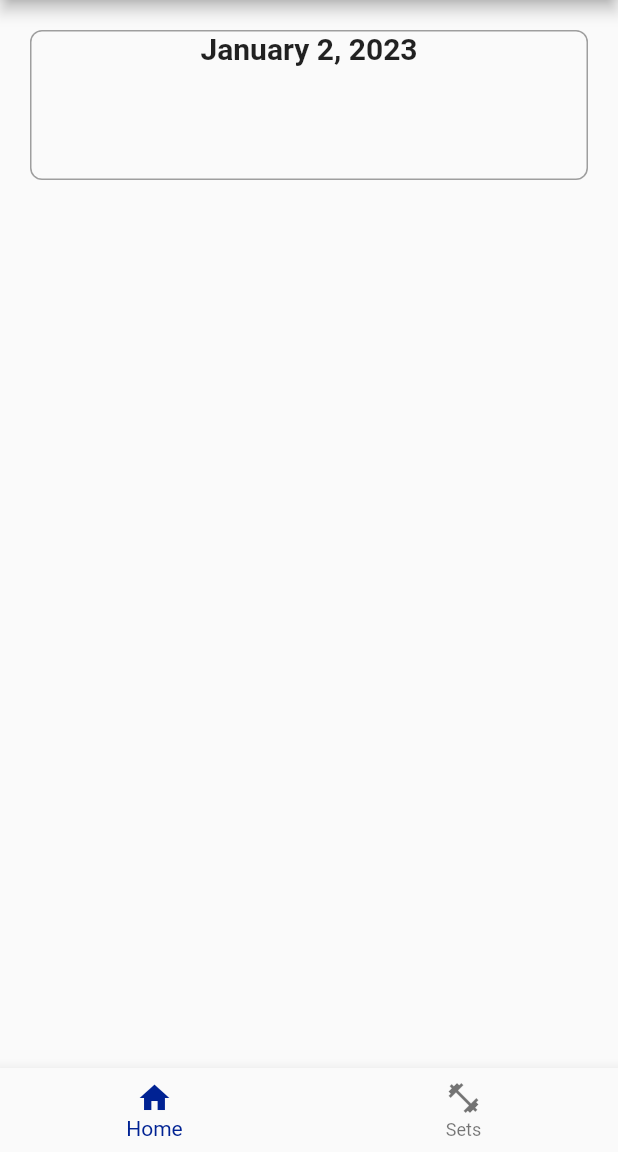
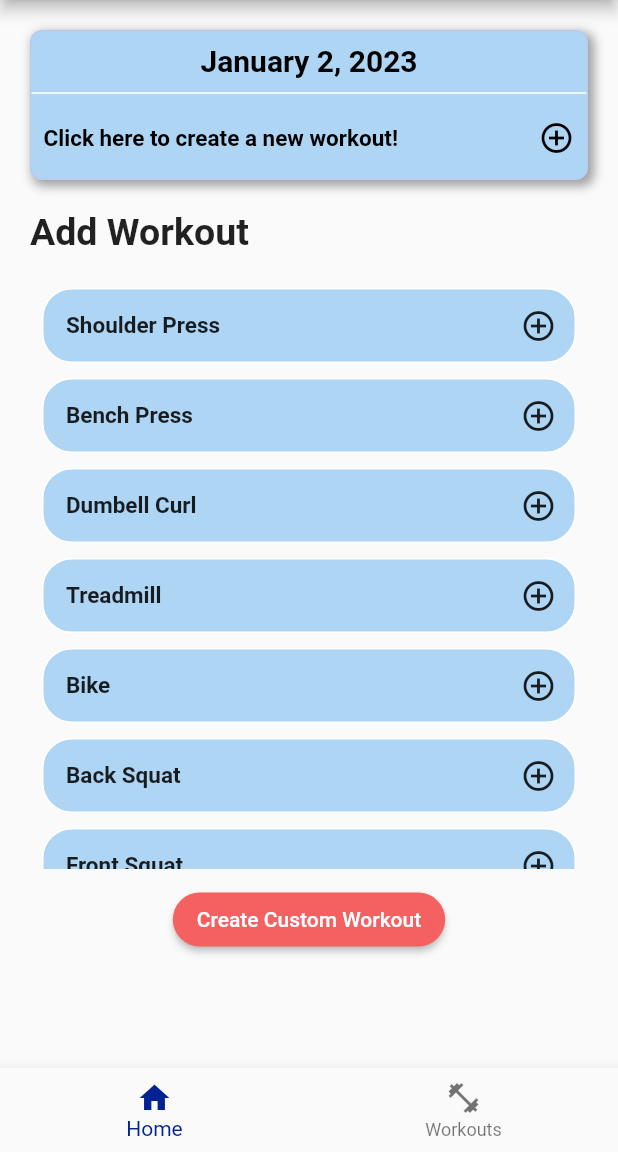
Before and after one commit to oltimaloku/fitness_world, a Flutter app: the screen it shows after launch, on a phone screen of 412 x 824 dp, the part 84-1236 px from its top. Run offline on Flutter 3.47's test engine with Material 2 defaults, Android fonts, the phone set to English and light mode, and no system bars.

Commit message:
Created UI for simple home page

```diff
--- a/lib/home_screen.dart
+++ b/lib/home_screen.dart
@@ -1,3 +1,4 @@
+import 'package:fitness_app/widgets/workout_component.dart';
 import 'package:flutter/material.dart';
 
 class HomeScreen extends StatefulWidget {
@@ -11,29 +12,174 @@ class _HomeScreenState extends State<HomeScreen> {
   @override
   Widget build(BuildContext context) {
     return Scaffold(
-      body: Container(
+      resizeToAvoidBottomInset: false,
+      body: Column(
+        children: [
+          // DATE CONTAINER
+          Container(
             height: 100,
             margin: const EdgeInsets.all(20),
             decoration: BoxDecoration(
+              color: const Color.fromARGB(255, 175, 213, 244),
               border: Border.all(
                 width: 1,
+                color: const Color.fromARGB(255, 183, 203, 238),
+              ),
+              borderRadius: const BorderRadius.all(
+                Radius.circular(8),
+              ),
+              boxShadow: const [
+                BoxShadow(
                   color: Colors.grey,
+                  blurRadius: 5.0,
+                  spreadRadius: 1.0,
+                  offset: Offset(2.5, 2.5),
                 ),
-          borderRadius: BorderRadius.all(
-            const Radius.circular(8),
+              ],
             ),
-        ),
-        child: const Align(
+            child: Column(
+              children: [
+                // DATE TEXT
+                const Align(
                   alignment: Alignment.topCenter,
+                  child: Padding(
+                    padding: EdgeInsets.fromLTRB(8, 8, 8, 0),
                     child: Text(
                       'January 2, 2023',
                       style: TextStyle(
                         fontSize: 20,
                         fontWeight: FontWeight.bold,
+                        color: Colors.black,
                       ),
                     ),
                   ),
                 ),
+                // DIVIDER
+                const Divider(
+                  color: Colors.white,
+                  height: 20,
+                  thickness: 1,
+                  indent: 0,
+                  endIndent: 0,
+                ),
+                // NEW WORKOUT TEXT AND ICON
+                Row(
+                  mainAxisAlignment: MainAxisAlignment.spaceBetween,
+                  children: const [
+                    Align(
+                      alignment: Alignment.centerLeft,
+                      child: Padding(
+                        padding: EdgeInsets.fromLTRB(8, 0, 8, 0),
+                        child: Text(
+                          'Click here to create a new workout!',
+                          style: TextStyle(
+                            fontSize: 15,
+                            fontWeight: FontWeight.bold,
+                            color: Colors.black,
+                          ),
+                        ),
+                      ),
+                    ),
+                    Align(
+                      alignment: Alignment.centerRight,
+                      child: Padding(
+                        padding: EdgeInsets.all(8.0),
+                        child: Icon(
+                          Icons.add_circle_outline,
+                          color: Colors.black,
+                        ),
+                      ),
+                    )
+                  ],
+                ),
+              ],
+            ),
+          ),
+          // ADD WORKOUT TEXT
+          const Align(
+            alignment: Alignment.centerLeft,
+            child: Padding(
+              padding: EdgeInsets.fromLTRB(20.0, 0, 0, 10),
+              child: Text(
+                'Add Workout',
+                style: TextStyle(fontSize: 25, fontWeight: FontWeight.bold),
+              ),
+            ),
+          ),
+          // SCROLLABLE CONTAINER BORDER
+          Container(
+            height: 400,
+            margin: const EdgeInsets.fromLTRB(20, 0, 20, 10),
+            child: SingleChildScrollView(
+              child: ListView(
+                shrinkWrap: true,
+                padding: const EdgeInsets.all(8),
+                children: <Widget>[
+                  Padding(
+                    padding: EdgeInsets.fromLTRB(0, 5, 0, 5),
+                    child: WorkoutComponent(
+                      text: 'Shoulder Press',
+                    ),
+                  ),
+                  Padding(
+                    padding: EdgeInsets.fromLTRB(0, 5, 0, 5),
+                    child: WorkoutComponent(
+                      text: 'Bench Press',
+                    ),
+                  ),
+                  Padding(
+                    padding: EdgeInsets.fromLTRB(0, 5, 0, 5),
+                    child: WorkoutComponent(
+                      text: 'Dumbell Curl',
+                    ),
+                  ),
+                  Padding(
+                    padding: EdgeInsets.fromLTRB(0, 5, 0, 5),
+                    child: WorkoutComponent(
+                      text: 'Treadmill',
+                    ),
+                  ),
+                  Padding(
+                    padding: EdgeInsets.fromLTRB(0, 5, 0, 5),
+                    child: WorkoutComponent(
+                      text: 'Bike',
+                    ),
+                  ),
+                  Padding(
+                    padding: EdgeInsets.fromLTRB(0, 5, 0, 5),
+                    child: WorkoutComponent(
+                      text: 'Back Squat',
+                    ),
+                  ),
+                  Padding(
+                    padding: EdgeInsets.fromLTRB(0, 5, 0, 5),
+                    child: WorkoutComponent(
+                      text: 'Front Squat',
+                    ),
+                  ),
+                ],
+              ),
+            ),
+          ),
+          ElevatedButton(
+            onPressed: () {
+              // code to execute when the button is pressed
+            },
+            child: Text('Create Custom Workout'),
+            style: ElevatedButton.styleFrom(
+              backgroundColor: Color.fromARGB(255, 245, 96, 96),
+              shape: RoundedRectangleBorder(
+                borderRadius: BorderRadius.circular(30),
+              ),
+            ),
+          ),
+        ],
+      ),
+    );
+    // TODO: create popup for add button
+    Future openDiaglog() => showDialog(
+          context: context,
+          builder: (context) => AlertDialog(),
         );
   }
 }
--- a/lib/main.dart
+++ b/lib/main.dart
@@ -58,7 +58,7 @@ class _RootPageState extends State<RootPage> {
           ),
           BottomNavigationBarItem(
             icon: Icon(Icons.fitness_center),
-            label: 'Sets',
+            label: 'Workouts',
           ),
         ],
         currentIndex: currentPage,
--- /dev/null
+++ b/lib/widgets/workout_component.dart
@@ -0,0 +1,55 @@
+import 'package:flutter/material.dart';
+
+class WorkoutComponent extends StatelessWidget {
+  final String text;
+
+  const WorkoutComponent({
+    super.key,
+    required this.text,
+  });
+
+  @override
+  Widget build(BuildContext context) {
+    return Container(
+      width: 100,
+      height: 50,
+      decoration: BoxDecoration(
+        color: const Color.fromARGB(255, 175, 213, 244),
+        borderRadius: BorderRadius.circular(20),
+        border: Border.all(
+          color: Colors.white,
+          width: 1.0,
+        ),
+      ),
+      child: Column(
+        children: [
+          Row(
+            mainAxisAlignment: MainAxisAlignment.spaceBetween,
+            children: [
+              Padding(
+                padding: const EdgeInsets.fromLTRB(15, 8, 8, 8),
+                child: Align(
+                  alignment: Alignment.topLeft,
+                  child: Text(
+                    text,
+                    style: const TextStyle(
+                      fontSize: 15,
+                      fontWeight: FontWeight.bold,
+                    ),
+                  ),
+                ),
+              ),
+              Padding(
+                padding: const EdgeInsets.all(0),
+                child: IconButton(
+                  icon: Icon(Icons.add_circle_outline),
+                  onPressed: () {},
+                ),
+              ),
+            ],
+          ),
+        ],
+      ),
+    );
+  }
+}
```
Lines whose indentation alone changed are shown as unchanged.
